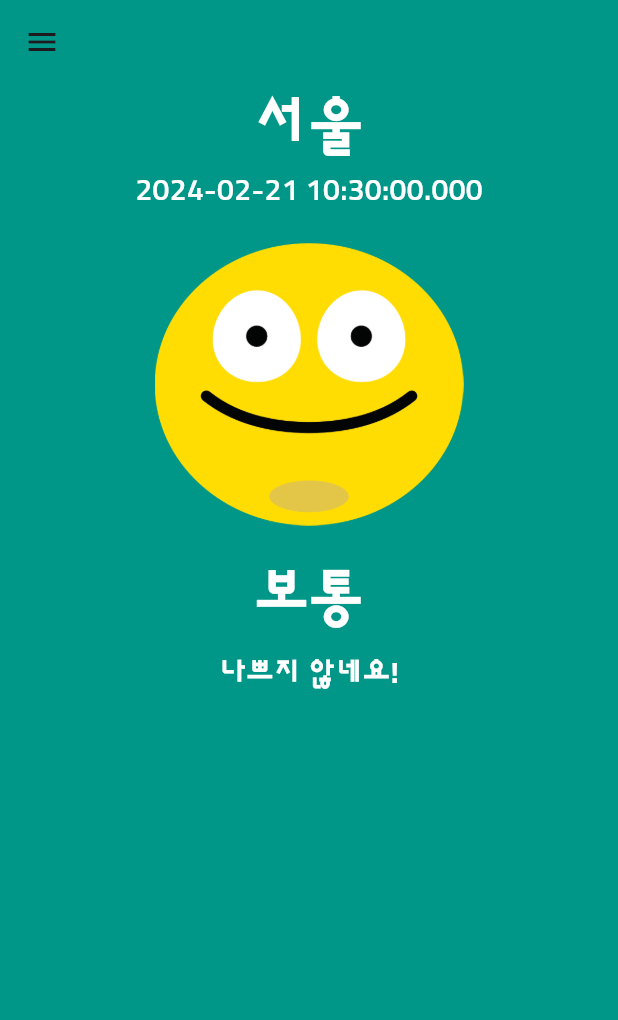
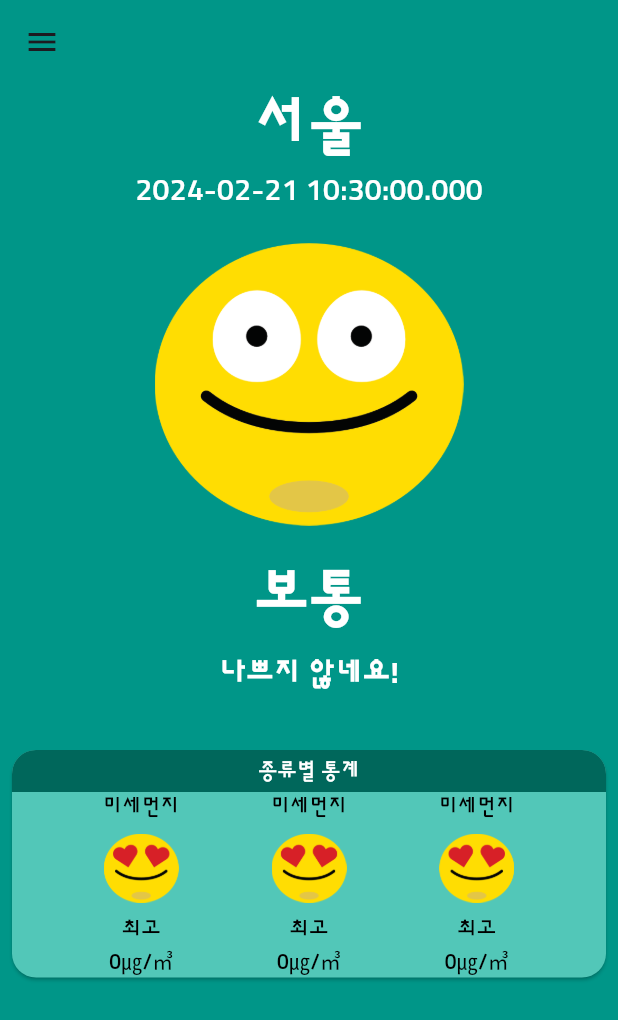
Before and after one commit to SungSeokMin/study_inflearn, a Flutter app: the screen it shows after launch, on a phone screen of 412 x 824 dp. Shown: the top 1020 px of the screen. Run offline on Flutter 3.47's test engine with Material 3 defaults, Android fonts, the phone set to English and light mode, and no system bars; our stand-ins replace drift, geolocator, get_it, google_maps_flutter, image_picker, table_calendar and 2 more; accounts and stored records are empty; generated files the repository leaves out were written again.

Commit message:
CategoryCard 제작하기

```diff
--- /dev/null
+++ b/flutter/dusty_dust/lib/component/main_stat.dart
@@ -0,0 +1,50 @@
+import 'package:flutter/material.dart';
+
+class MainStat extends StatelessWidget {
+  final String category;
+  final String imgPath;
+  final String level;
+  final String stat;
+
+  const MainStat({
+    super.key,
+    required this.category,
+    required this.imgPath,
+    required this.level,
+    required this.stat,
+  });
+
+  @override
+  Widget build(BuildContext context) {
+    const ts = TextStyle(
+      color: Colors.black,
+    );
+
+    return Column(
+      children: [
+        Text(
+          category,
+          style: ts,
+        ),
+        const SizedBox(
+          height: 8.0,
+        ),
+        Image.asset(
+          imgPath,
+          width: 50.0,
+        ),
+        const SizedBox(
+          height: 8.0,
+        ),
+        Text(
+          level,
+          style: ts,
+        ),
+        Text(
+          stat,
+          style: ts,
+        ),
+      ],
+    );
+  }
+}
--- a/flutter/dusty_dust/lib/screen/home_screen.dart
+++ b/flutter/dusty_dust/lib/screen/home_screen.dart
@@ -1,5 +1,6 @@
 import 'package:dusty_dust/component/main_app_bar.dart';
 import 'package:dusty_dust/component/main_drawer.dart';
+import 'package:dusty_dust/component/main_stat.dart';
 import 'package:dusty_dust/const/colors.dart';
 import 'package:flutter/material.dart';
 
@@ -8,12 +9,79 @@ class HomeScreen extends StatelessWidget {
 
   @override
   Widget build(BuildContext context) {
-    return const Scaffold(
+    return Scaffold(
       backgroundColor: primaryColor,
-      drawer: MainDrawer(),
+      drawer: const MainDrawer(),
       body: CustomScrollView(
         slivers: [
-          MainAppBar(),
+          const MainAppBar(),
+          SliverToBoxAdapter(
+            child: Column(
+              crossAxisAlignment: CrossAxisAlignment.stretch,
+              children: [
+                Card(
+                  margin: const EdgeInsets.symmetric(
+                    horizontal: 8.0,
+                  ),
+                  shape: const RoundedRectangleBorder(
+                    borderRadius: BorderRadius.all(
+                      Radius.circular(
+                        16.0,
+                      ),
+                    ),
+                  ),
+                  color: lightColor,
+                  child: Column(
+                    crossAxisAlignment: CrossAxisAlignment.stretch,
+                    children: [
+                      Container(
+                        decoration: const BoxDecoration(
+                          color: darkColor,
+                          borderRadius: BorderRadius.only(
+                            topLeft: Radius.circular(16.0),
+                            topRight: Radius.circular(16.0),
+                          ),
+                        ),
+                        child: const Padding(
+                          padding: EdgeInsets.all(4.0),
+                          child: Text(
+                            '종류별 통계',
+                            style: TextStyle(
+                              color: Colors.white,
+                            ),
+                            textAlign: TextAlign.center,
+                          ),
+                        ),
+                      ),
+                      const Row(
+                        mainAxisAlignment: MainAxisAlignment.spaceEvenly,
+                        children: [
+                          MainStat(
+                            category: '미세먼지',
+                            imgPath: 'asset/img/best.png',
+                            level: '최고',
+                            stat: '0㎍/㎥',
+                          ),
+                          MainStat(
+                            category: '미세먼지',
+                            imgPath: 'asset/img/best.png',
+                            level: '최고',
+                            stat: '0㎍/㎥',
+                          ),
+                          MainStat(
+                            category: '미세먼지',
+                            imgPath: 'asset/img/best.png',
+                            level: '최고',
+                            stat: '0㎍/㎥',
+                          )
+                        ],
+                      )
+                    ],
+                  ),
+                ),
+              ],
+            ),
+          )
         ],
       ),
     );
```
